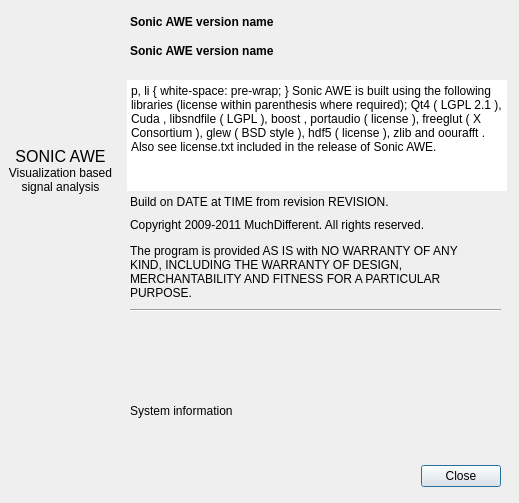
This is src/tools/aboutdialog.ui in gustafsson/freq as Qt 5 draws it before an edit. The edited form follows.
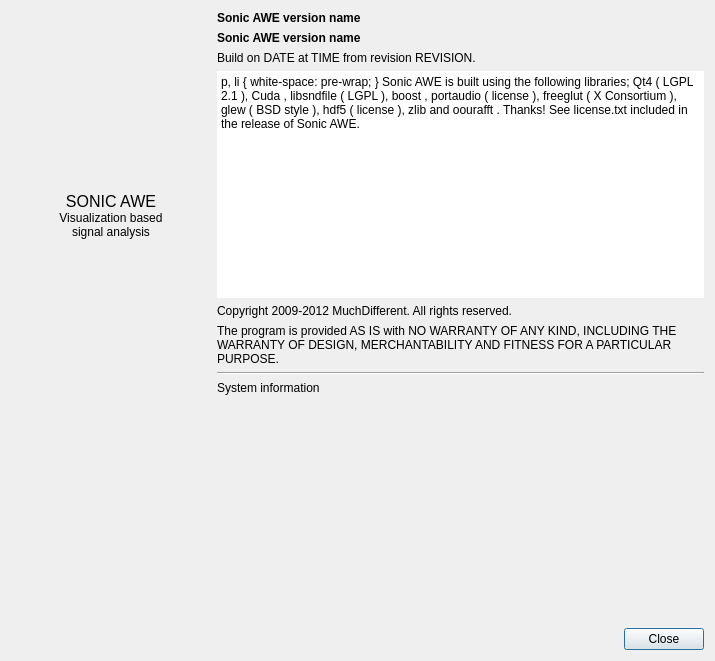
This is the edited form. Icons and pictures are not drawn.

Commit message: About dialog with CPU info on number of cores. Tidy about dialog layout.

```diff
--- a/src/tools/aboutdialog.ui
+++ b/src/tools/aboutdialog.ui
@@ -6,22 +6,16 @@
    <rect>
     <x>0</x>
     <y>0</y>
-    <width>519</width>
-    <height>503</height>
+    <width>715</width>
+    <height>661</height>
    </rect>
   </property>
   <property name="windowTitle">
    <string>About Sonic AWE</string>
   </property>
+  <layout class="QGridLayout" name="gridLayout">
+   <item row="10" column="1">
   <widget class="QDialogButtonBox" name="buttonBox">
-   <property name="geometry">
-    <rect>
-     <x>30</x>
-     <y>460</y>
-     <width>471</width>
-     <height>32</height>
-    </rect>
-   </property>
    <property name="orientation">
     <enum>Qt::Horizontal</enum>
    </property>
@@ -29,14 +23,51 @@
     <set>QDialogButtonBox::Close</set>
    </property>
   </widget>
+   </item>
+   <item row="2" column="0">
+    <layout class="QVBoxLayout" name="verticalLayout">
+     <item>
+      <spacer name="verticalSpacer">
+       <property name="orientation">
+        <enum>Qt::Vertical</enum>
+       </property>
+       <property name="sizeHint" stdset="0">
+        <size>
+         <width>20</width>
+         <height>40</height>
+        </size>
+       </property>
+      </spacer>
+     </item>
+     <item>
+      <widget class="QLabel" name="label_2">
+       <property name="minimumSize">
+        <size>
+         <width>200</width>
+         <height>0</height>
+        </size>
+       </property>
+       <property name="text">
+        <string>&lt;!DOCTYPE HTML PUBLIC &quot;-//W3C//DTD HTML 4.0//EN&quot; &quot;http://www.w3.org/TR/REC-html40/strict.dtd&quot;&gt;
+&lt;html&gt;&lt;head&gt;&lt;meta name=&quot;qrichtext&quot; content=&quot;1&quot; /&gt;&lt;style type=&quot;text/css&quot;&gt;
+p, li { white-space: pre-wrap; }
+&lt;/style&gt;&lt;/head&gt;&lt;body style=&quot; font-family:'Sans'; font-size:10pt; font-weight:400; font-style:normal;&quot;&gt;
+&lt;table border=&quot;0&quot; style=&quot;-qt-table-type: root; margin-top:4px; margin-bottom:4px; margin-left:4px; margin-right:4px;&quot;&gt;
+&lt;tr&gt;
+&lt;td style=&quot;border: none;&quot;&gt;
+&lt;p align=&quot;center&quot; style=&quot; margin-top:0px; margin-bottom:0px; margin-left:0px; margin-right:0px; -qt-block-indent:0; text-indent:0px;&quot;&gt;&lt;span style=&quot; font-size:12pt;&quot;&gt;SONIC AWE&lt;/span&gt;&lt;/p&gt;
+&lt;p align=&quot;center&quot; style=&quot; margin-top:0px; margin-bottom:0px; margin-left:0px; margin-right:0px; -qt-block-indent:0; text-indent:0px;&quot;&gt;&lt;span style=&quot; font-size:9pt;&quot;&gt;Visualization based&lt;/span&gt;&lt;/p&gt;
+&lt;p align=&quot;center&quot; style=&quot; margin-top:0px; margin-bottom:0px; margin-left:0px; margin-right:0px; -qt-block-indent:0; text-indent:0px;&quot;&gt;&lt;span style=&quot; font-size:9pt;&quot;&gt;signal analysis&lt;/span&gt;&lt;/p&gt;&lt;/td&gt;&lt;/tr&gt;&lt;/table&gt;&lt;/body&gt;&lt;/html&gt;</string>
+       </property>
+      </widget>
+     </item>
+     <item>
   <widget class="QLabel" name="label">
-   <property name="geometry">
-    <rect>
-     <x>10</x>
-     <y>50</y>
-     <width>101</width>
-     <height>101</height>
-    </rect>
+       <property name="minimumSize">
+        <size>
+         <width>0</width>
+         <height>0</height>
+        </size>
    </property>
    <property name="text">
     <string/>
@@ -44,16 +75,62 @@
    <property name="pixmap">
     <pixmap resource="../ui/icon-resources.qrc">:/icons/icons/sonicawe.png</pixmap>
    </property>
-  </widget>
+       <property name="alignment">
+        <set>Qt::AlignCenter</set>
+       </property>
+      </widget>
+     </item>
+     <item>
+      <spacer name="verticalSpacer_4">
+       <property name="orientation">
+        <enum>Qt::Vertical</enum>
+       </property>
+       <property name="sizeHint" stdset="0">
+        <size>
+         <width>20</width>
+         <height>40</height>
+        </size>
+       </property>
+      </spacer>
+     </item>
+     <item>
+      <spacer name="verticalSpacer_2">
+       <property name="orientation">
+        <enum>Qt::Vertical</enum>
+       </property>
+       <property name="sizeHint" stdset="0">
+        <size>
+         <width>20</width>
+         <height>40</height>
+        </size>
+       </property>
+      </spacer>
+     </item>
+    </layout>
+   </item>
+   <item row="2" column="1">
+    <layout class="QVBoxLayout" name="verticalLayout_2">
+     <item>
+      <widget class="QLabel" name="labelLicense">
+       <property name="font">
+        <font>
+         <weight>75</weight>
+         <bold>true</bold>
+        </font>
+       </property>
+       <property name="text">
+        <string>Sonic AWE version name</string>
+       </property>
+       <property name="alignment">
+        <set>Qt::AlignLeading|Qt::AlignLeft|Qt::AlignTop</set>
+       </property>
+       <property name="wordWrap">
+        <bool>true</bool>
+       </property>
+      </widget>
+     </item>
+     <item>
   <widget class="QLabel" name="labelVersion">
-   <property name="geometry">
-    <rect>
-     <x>130</x>
-     <y>15</y>
-     <width>361</width>
-     <height>61</height>
-    </rect>
-   </property>
    <property name="font">
     <font>
      <weight>75</weight>
@@ -70,15 +147,9 @@
     <bool>true</bool>
    </property>
   </widget>
+     </item>
+     <item>
   <widget class="QLabel" name="labelTimestamp">
-   <property name="geometry">
-    <rect>
-     <x>130</x>
-     <y>191</y>
-     <width>381</width>
-     <height>21</height>
-    </rect>
-   </property>
    <property name="text">
     <string>Build on DATE at TIME from revision REVISION.</string>
    </property>
@@ -86,69 +157,20 @@
     <bool>true</bool>
    </property>
   </widget>
-  <widget class="QLabel" name="label_5">
-   <property name="geometry">
-    <rect>
-     <x>130</x>
-     <y>215</y>
-     <width>381</width>
-     <height>20</height>
-    </rect>
-   </property>
-   <property name="text">
-    <string>Copyright 2009-2011 MuchDifferent. All rights reserved.</string>
-   </property>
-  </widget>
-  <widget class="QLabel" name="label_6">
-   <property name="geometry">
-    <rect>
-     <x>130</x>
-     <y>236</y>
-     <width>361</width>
-     <height>71</height>
-    </rect>
-   </property>
-   <property name="text">
-    <string>The program is provided AS IS with NO WARRANTY OF ANY KIND, INCLUDING THE WARRANTY OF DESIGN, MERCHANTABILITY AND FITNESS FOR A PARTICULAR PURPOSE.</string>
-   </property>
-   <property name="wordWrap">
-    <bool>true</bool>
-   </property>
-  </widget>
-  <widget class="Line" name="line">
-   <property name="geometry">
-    <rect>
-     <x>130</x>
-     <y>300</y>
-     <width>371</width>
-     <height>21</height>
-    </rect>
-   </property>
-   <property name="orientation">
-    <enum>Qt::Horizontal</enum>
-   </property>
-  </widget>
-  <widget class="QLabel" name="labelSystem">
-   <property name="geometry">
-    <rect>
-     <x>130</x>
-     <y>330</y>
-     <width>371</width>
-     <height>161</height>
-    </rect>
-   </property>
-   <property name="text">
-    <string>System information</string>
-   </property>
-  </widget>
+     </item>
+     <item>
   <widget class="QTextEdit" name="textEdit">
-   <property name="geometry">
-    <rect>
-     <x>127</x>
-     <y>80</y>
-     <width>380</width>
-     <height>111</height>
-    </rect>
+       <property name="sizePolicy">
+        <sizepolicy hsizetype="Expanding" vsizetype="Expanding">
+         <horstretch>0</horstretch>
+         <verstretch>0</verstretch>
+        </sizepolicy>
+       </property>
+       <property name="maximumSize">
+        <size>
+         <width>16777215</width>
+         <height>16777215</height>
+        </size>
    </property>
    <property name="frameShape">
     <enum>QFrame::NoFrame</enum>
@@ -169,74 +191,66 @@
     <string>&lt;!DOCTYPE HTML PUBLIC &quot;-//W3C//DTD HTML 4.0//EN&quot; &quot;http://www.w3.org/TR/REC-html40/strict.dtd&quot;&gt;
 &lt;html&gt;&lt;head&gt;&lt;meta name=&quot;qrichtext&quot; content=&quot;1&quot; /&gt;&lt;style type=&quot;text/css&quot;&gt;
 p, li { white-space: pre-wrap; }
-&lt;/style&gt;&lt;/head&gt;&lt;body style=&quot; font-family:'Sans'; font-size:10pt; font-weight:400; font-style:normal;&quot;&gt;
+&lt;/style&gt;&lt;/head&gt;&lt;body style=&quot; font-family:'MS Shell Dlg 2'; font-size:8.25pt; font-weight:400; font-style:normal;&quot;&gt;
 &lt;table border=&quot;0&quot; style=&quot;-qt-table-type: root; margin-top:4px; margin-bottom:4px; margin-left:4px; margin-right:4px;&quot;&gt;
 &lt;tr&gt;
 &lt;td style=&quot;border: none;&quot;&gt;
-&lt;p style=&quot; margin-top:0px; margin-bottom:0px; margin-left:0px; margin-right:0px; -qt-block-indent:0; text-indent:0px;&quot;&gt;Sonic AWE is built using the following libraries (license within parenthesis where required); &lt;a href=&quot;http://qt.nokia.com/&quot;&gt;&lt;span style=&quot; text-decoration: underline; color:#0000ff;&quot;&gt;Qt4&lt;/span&gt;&lt;/a&gt; (&lt;a href=&quot;http://www.gnu.org/licenses/lgpl-2.1.html&quot;&gt;&lt;span style=&quot; text-decoration: underline; color:#0000ff;&quot;&gt;LGPL 2.1&lt;/span&gt;&lt;/a&gt;), &lt;a href=&quot;http://www.nvidia.com/object/cuda_home.html&quot;&gt;&lt;span style=&quot; text-decoration: underline; color:#0000ff;&quot;&gt;Cuda&lt;/span&gt;&lt;/a&gt;, &lt;a href=&quot;http://www.mega-nerd.com/libsndfile/&quot;&gt;&lt;span style=&quot; text-decoration: underline; color:#0000ff;&quot;&gt;libsndfile&lt;/span&gt;&lt;/a&gt; (&lt;a href=&quot;http://www.gnu.org/copyleft/lesser.html&quot;&gt;&lt;span style=&quot; text-decoration: underline; color:#0000ff;&quot;&gt;LGPL&lt;/span&gt;&lt;/a&gt;), &lt;a href=&quot;http://www.boost.org/&quot;&gt;&lt;span style=&quot; text-decoration: underline; color:#0000ff;&quot;&gt;boost&lt;/span&gt;&lt;/a&gt;, &lt;a href=&quot;http://www.portaudio.com/&quot;&gt;&lt;span style=&quot; text-decoration: underline; color:#0000ff;&quot;&gt;portaudio&lt;/span&gt;&lt;/a&gt; (&lt;a href=&quot;http://www.portaudio.com/license.html&quot;&gt;&lt;span style=&quot; text-decoration: underline; color:#0000ff;&quot;&gt;license&lt;/span&gt;&lt;/a&gt;), &lt;a href=&quot;http://freeglut.sourceforge.net/&quot;&gt;&lt;span style=&quot; text-decoration: underline; color:#0000ff;&quot;&gt;freeglut&lt;/span&gt;&lt;/a&gt; (&lt;a href=&quot;http://www.xfree86.org/3.3.6/COPYRIGHT2.html#3&quot;&gt;&lt;span style=&quot; text-decoration: underline; color:#0000ff;&quot;&gt;X Consortium&lt;/span&gt;&lt;/a&gt;), &lt;a href=&quot;http://glew.sourceforge.net/&quot;&gt;&lt;span style=&quot; text-decoration: underline; color:#0000ff;&quot;&gt;glew&lt;/span&gt;&lt;/a&gt; (&lt;a href=&quot;http://glew.sourceforge.net/glew.txt&quot;&gt;&lt;span style=&quot; text-decoration: underline; color:#0000ff;&quot;&gt;BSD style&lt;/span&gt;&lt;/a&gt;), &lt;a href=&quot;http://www.hdfgroup.org/HDF5/&quot;&gt;&lt;span style=&quot; text-decoration: underline; color:#0000ff;&quot;&gt;hdf5&lt;/span&gt;&lt;/a&gt; (&lt;a href=&quot;http://www.hdfgroup.org/HDF5/doc/Copyright.html&quot;&gt;&lt;span style=&quot; text-decoration: underline; color:#0000ff;&quot;&gt;license&lt;/span&gt;&lt;/a&gt;), &lt;a href=&quot;http://www.zlib.net/&quot;&gt;&lt;span style=&quot; text-decoration: underline; color:#0000ff;&quot;&gt;zlib&lt;/span&gt;&lt;/a&gt; and &lt;a href=&quot;http://www.kurims.kyoto-u.ac.jp/~ooura/fft.html&quot;&gt;&lt;span style=&quot; text-decoration: underline; color:#0000ff;&quot;&gt;oourafft&lt;/span&gt;&lt;/a&gt;. Also see &lt;a href=&quot;file:///usr/share/sonicawe/license/license.txt&quot;&gt;&lt;span style=&quot; text-decoration: underline; color:#0000ff;&quot;&gt;license.txt&lt;/span&gt;&lt;/a&gt; included in the release of Sonic AWE.&lt;/p&gt;&lt;/td&gt;&lt;/tr&gt;&lt;/table&gt;&lt;/body&gt;&lt;/html&gt;</string>
+&lt;p style=&quot; margin-top:0px; margin-bottom:0px; margin-left:0px; margin-right:0px; -qt-block-indent:0; text-indent:0px;&quot;&gt;&lt;span style=&quot; font-family:'Sans'; font-size:10pt;&quot;&gt;Sonic AWE is built using the following libraries; &lt;/span&gt;&lt;a href=&quot;http://qt.nokia.com/&quot;&gt;&lt;span style=&quot; font-family:'Sans'; font-size:10pt; text-decoration: underline; color:#0000ff;&quot;&gt;Qt4&lt;/span&gt;&lt;/a&gt;&lt;span style=&quot; font-family:'Sans'; font-size:10pt;&quot;&gt; (&lt;/span&gt;&lt;a href=&quot;http://www.gnu.org/licenses/lgpl-2.1.html&quot;&gt;&lt;span style=&quot; font-family:'Sans'; font-size:10pt; text-decoration: underline; color:#0000ff;&quot;&gt;LGPL 2.1&lt;/span&gt;&lt;/a&gt;&lt;span style=&quot; font-family:'Sans'; font-size:10pt;&quot;&gt;), &lt;/span&gt;&lt;a href=&quot;http://www.nvidia.com/object/cuda_home.html&quot;&gt;&lt;span style=&quot; font-family:'Sans'; font-size:10pt; text-decoration: underline; color:#0000ff;&quot;&gt;Cuda&lt;/span&gt;&lt;/a&gt;&lt;span style=&quot; font-family:'Sans'; font-size:10pt;&quot;&gt;, &lt;/span&gt;&lt;a href=&quot;http://www.mega-nerd.com/libsndfile/&quot;&gt;&lt;span style=&quot; font-family:'Sans'; font-size:10pt; text-decoration: underline; color:#0000ff;&quot;&gt;libsndfile&lt;/span&gt;&lt;/a&gt;&lt;span style=&quot; font-family:'Sans'; font-size:10pt;&quot;&gt; (&lt;/span&gt;&lt;a href=&quot;http://www.gnu.org/copyleft/lesser.html&quot;&gt;&lt;span style=&quot; font-family:'Sans'; font-size:10pt; text-decoration: underline; color:#0000ff;&quot;&gt;LGPL&lt;/span&gt;&lt;/a&gt;&lt;span style=&quot; font-family:'Sans'; font-size:10pt;&quot;&gt;), &lt;/span&gt;&lt;a href=&quot;http://www.boost.org/&quot;&gt;&lt;span style=&quot; font-family:'Sans'; font-size:10pt; text-decoration: underline; color:#0000ff;&quot;&gt;boost&lt;/span&gt;&lt;/a&gt;&lt;span style=&quot; font-family:'Sans'; font-size:10pt;&quot;&gt;, &lt;/span&gt;&lt;a href=&quot;http://www.portaudio.com/&quot;&gt;&lt;span style=&quot; font-family:'Sans'; font-size:10pt; text-decoration: underline; color:#0000ff;&quot;&gt;portaudio&lt;/span&gt;&lt;/a&gt;&lt;span style=&quot; font-family:'Sans'; font-size:10pt;&quot;&gt; (&lt;/span&gt;&lt;a href=&quot;http://www.portaudio.com/license.html&quot;&gt;&lt;span style=&quot; font-family:'Sans'; font-size:10pt; text-decoration: underline; color:#0000ff;&quot;&gt;license&lt;/span&gt;&lt;/a&gt;&lt;span style=&quot; font-family:'Sans'; font-size:10pt;&quot;&gt;), &lt;/span&gt;&lt;a href=&quot;http://freeglut.sourceforge.net/&quot;&gt;&lt;span style=&quot; font-family:'Sans'; font-size:10pt; text-decoration: underline; color:#0000ff;&quot;&gt;freeglut&lt;/span&gt;&lt;/a&gt;&lt;span style=&quot; font-family:'Sans'; font-size:10pt;&quot;&gt; (&lt;/span&gt;&lt;a href=&quot;http://www.xfree86.org/3.3.6/COPYRIGHT2.html#3&quot;&gt;&lt;span style=&quot; font-family:'Sans'; font-size:10pt; text-decoration: underline; color:#0000ff;&quot;&gt;X Consortium&lt;/span&gt;&lt;/a&gt;&lt;span style=&quot; font-family:'Sans'; font-size:10pt;&quot;&gt;), &lt;/span&gt;&lt;a href=&quot;http://glew.sourceforge.net/&quot;&gt;&lt;span style=&quot; font-family:'Sans'; font-size:10pt; text-decoration: underline; color:#0000ff;&quot;&gt;glew&lt;/span&gt;&lt;/a&gt;&lt;span style=&quot; font-family:'Sans'; font-size:10pt;&quot;&gt; (&lt;/span&gt;&lt;a href=&quot;http://glew.sourceforge.net/glew.txt&quot;&gt;&lt;span style=&quot; font-family:'Sans'; font-size:10pt; text-decoration: underline; color:#0000ff;&quot;&gt;BSD style&lt;/span&gt;&lt;/a&gt;&lt;span style=&quot; font-family:'Sans'; font-size:10pt;&quot;&gt;), &lt;/span&gt;&lt;a href=&quot;http://www.hdfgroup.org/HDF5/&quot;&gt;&lt;span style=&quot; font-family:'Sans'; font-size:10pt; text-decoration: underline; color:#0000ff;&quot;&gt;hdf5&lt;/span&gt;&lt;/a&gt;&lt;span style=&quot; font-family:'Sans'; font-size:10pt;&quot;&gt; (&lt;/span&gt;&lt;a href=&quot;http://www.hdfgroup.org/HDF5/doc/Copyright.html&quot;&gt;&lt;span style=&quot; font-family:'Sans'; font-size:10pt; text-decoration: underline; color:#0000ff;&quot;&gt;license&lt;/span&gt;&lt;/a&gt;&lt;span style=&quot; font-family:'Sans'; font-size:10pt;&quot;&gt;), &lt;/span&gt;&lt;a href=&quot;http://www.zlib.net/&quot;&gt;&lt;span style=&quot; font-family:'Sans'; font-size:10pt; text-decoration: underline; color:#0000ff;&quot;&gt;zlib&lt;/span&gt;&lt;/a&gt;&lt;span style=&quot; font-family:'Sans'; font-size:10pt;&quot;&gt; and &lt;/span&gt;&lt;a href=&quot;http://www.kurims.kyoto-u.ac.jp/~ooura/fft.html&quot;&gt;&lt;span style=&quot; font-family:'Sans'; font-size:10pt; text-decoration: underline; color:#0000ff;&quot;&gt;oourafft&lt;/span&gt;&lt;/a&gt;&lt;span style=&quot; font-family:'Sans'; font-size:10pt;&quot;&gt;. Thanks!&lt;/span&gt;&lt;/p&gt;
+&lt;p style=&quot;-qt-paragraph-type:empty; margin-top:0px; margin-bottom:0px; margin-left:0px; margin-right:0px; -qt-block-indent:0; text-indent:0px; font-family:'Sans'; font-size:10pt;&quot;&gt;&lt;br /&gt;&lt;/p&gt;
+&lt;p style=&quot; margin-top:0px; margin-bottom:0px; margin-left:0px; margin-right:0px; -qt-block-indent:0; text-indent:0px;&quot;&gt;&lt;span style=&quot; font-family:'Sans'; font-size:10pt;&quot;&gt;See &lt;/span&gt;&lt;a href=&quot;file:///usr/share/sonicawe/license/license.txt&quot;&gt;&lt;span style=&quot; font-family:'Sans'; font-size:10pt; text-decoration: underline; color:#0000ff;&quot;&gt;license.txt&lt;/span&gt;&lt;/a&gt;&lt;span style=&quot; font-family:'Sans'; font-size:10pt;&quot;&gt; included in the release of Sonic AWE.&lt;/span&gt;&lt;/p&gt;&lt;/td&gt;&lt;/tr&gt;&lt;/table&gt;&lt;/body&gt;&lt;/html&gt;</string>
    </property>
    <property name="textInteractionFlags">
     <set>Qt::LinksAccessibleByKeyboard|Qt::LinksAccessibleByMouse</set>
    </property>
   </widget>
-  <widget class="QLabel" name="labelLicense">
-   <property name="geometry">
-    <rect>
-     <x>130</x>
-     <y>44</y>
-     <width>361</width>
-     <height>61</height>
-    </rect>
-   </property>
-   <property name="font">
-    <font>
-     <weight>75</weight>
-     <bold>true</bold>
-    </font>
-   </property>
+     </item>
+     <item>
+      <widget class="QLabel" name="label_5">
    <property name="text">
-    <string>Sonic AWE version name</string>
-   </property>
-   <property name="alignment">
-    <set>Qt::AlignLeading|Qt::AlignLeft|Qt::AlignTop</set>
+        <string>Copyright 2009-2012 MuchDifferent. All rights reserved.</string>
+       </property>
+      </widget>
+     </item>
+     <item>
+      <widget class="QLabel" name="label_6">
+       <property name="text">
+        <string>The program is provided AS IS with NO WARRANTY OF ANY KIND, INCLUDING THE WARRANTY OF DESIGN, MERCHANTABILITY AND FITNESS FOR A PARTICULAR PURPOSE.</string>
    </property>
    <property name="wordWrap">
     <bool>true</bool>
    </property>
   </widget>
-  <widget class="QLabel" name="label_2">
-   <property name="geometry">
-    <rect>
-     <x>0</x>
-     <y>140</y>
-     <width>121</width>
-     <height>61</height>
-    </rect>
-   </property>
+     </item>
+     <item>
+      <widget class="Line" name="line_2">
+       <property name="orientation">
+        <enum>Qt::Horizontal</enum>
+       </property>
+      </widget>
+     </item>
+     <item>
+      <widget class="QLabel" name="labelSystem">
    <property name="text">
-    <string>&lt;!DOCTYPE HTML PUBLIC &quot;-//W3C//DTD HTML 4.0//EN&quot; &quot;http://www.w3.org/TR/REC-html40/strict.dtd&quot;&gt;
-&lt;html&gt;&lt;head&gt;&lt;meta name=&quot;qrichtext&quot; content=&quot;1&quot; /&gt;&lt;style type=&quot;text/css&quot;&gt;
-p, li { white-space: pre-wrap; }
-&lt;/style&gt;&lt;/head&gt;&lt;body style=&quot; font-family:'Sans'; font-size:10pt; font-weight:400; font-style:normal;&quot;&gt;
-&lt;table border=&quot;0&quot; style=&quot;-qt-table-type: root; margin-top:4px; margin-bottom:4px; margin-left:4px; margin-right:4px;&quot;&gt;
-&lt;tr&gt;
-&lt;td style=&quot;border: none;&quot;&gt;
-&lt;p align=&quot;center&quot; style=&quot; margin-top:0px; margin-bottom:0px; margin-left:0px; margin-right:0px; -qt-block-indent:0; text-indent:0px;&quot;&gt;&lt;span style=&quot; font-size:12pt;&quot;&gt;SONIC AWE&lt;/span&gt;&lt;/p&gt;
-&lt;p align=&quot;center&quot; style=&quot; margin-top:0px; margin-bottom:0px; margin-left:0px; margin-right:0px; -qt-block-indent:0; text-indent:0px;&quot;&gt;&lt;span style=&quot; font-size:9pt;&quot;&gt;Visualization based&lt;/span&gt;&lt;/p&gt;
-&lt;p align=&quot;center&quot; style=&quot; margin-top:0px; margin-bottom:0px; margin-left:0px; margin-right:0px; -qt-block-indent:0; text-indent:0px;&quot;&gt;&lt;span style=&quot; font-size:9pt;&quot;&gt;signal analysis&lt;/span&gt;&lt;/p&gt;&lt;/td&gt;&lt;/tr&gt;&lt;/table&gt;&lt;/body&gt;&lt;/html&gt;</string>
-   </property>
-  </widget>
-  <zorder>labelSystem</zorder>
-  <zorder>buttonBox</zorder>
-  <zorder>label</zorder>
-  <zorder>labelVersion</zorder>
-  <zorder>labelTimestamp</zorder>
-  <zorder>label_5</zorder>
-  <zorder>label_6</zorder>
-  <zorder>line</zorder>
-  <zorder>textEdit</zorder>
-  <zorder>labelLicense</zorder>
-  <zorder>label_2</zorder>
+        <string>System information</string>
+       </property>
+      </widget>
+     </item>
+     <item>
+      <spacer name="verticalSpacer_3">
+       <property name="orientation">
+        <enum>Qt::Vertical</enum>
+       </property>
+       <property name="sizeHint" stdset="0">
+        <size>
+         <width>20</width>
+         <height>40</height>
+        </size>
+       </property>
+      </spacer>
+     </item>
+    </layout>
+   </item>
+  </layout>
  </widget>
  <resources>
   <include location="../ui/icon-resources.qrc"/>
```
Lines whose indentation alone changed are shown as unchanged. The commit also changes 1 other file.
